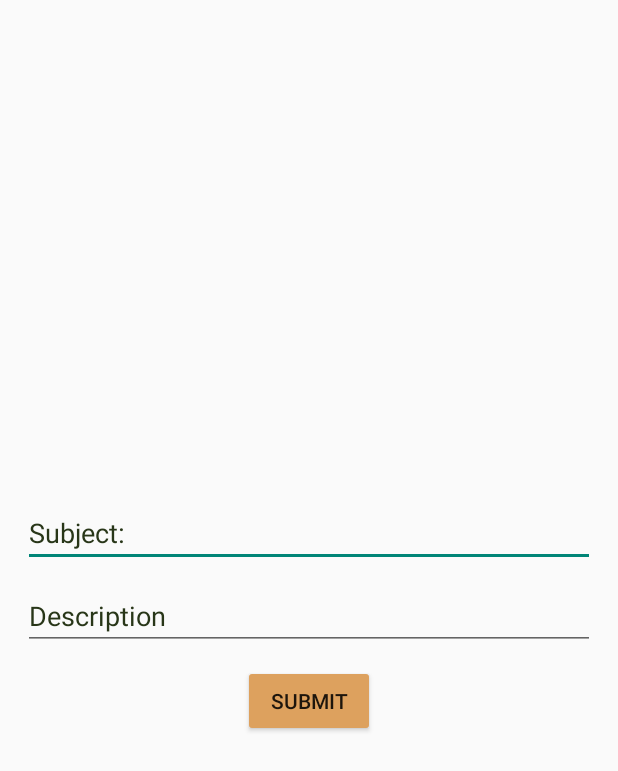
After one commit to Raymond123/Mealer-App, an Android app: the layout complaint_popup.xml on its own in the app's theme, with its tools: preview values and no code run, on a phone screen of 412 x 824 dp. The commit adds this screen. Shown: the top 771 px of the screen. Run offline under Robolectric (Android 15) with nearby library versions, the phone set to English and light mode, and no system bars.

Commit message:
added function to make complaints when on cook account page.

```diff
--- a/app/src/main/java/com/mealer/ui/ClientHomePage.java
+++ b/app/src/main/java/com/mealer/ui/ClientHomePage.java
@@ -44,10 +44,6 @@ public class ClientHomePage extends AppCompatActivity implements OnFragmentInter
 
     @Override
     public void changeFragment(Bundle args, int id) {
-        if(id == 0){
-
-        }else {
-            navController.navigate(id, args);
-        }
+        navController.navigate(id, args);
     }
 }
--- /dev/null
+++ b/app/src/main/res/layout/complaint_popup.xml
@@ -0,0 +1,43 @@
+<?xml version="1.0" encoding="utf-8"?>
+<LinearLayout xmlns:android="http://schemas.android.com/apk/res/android"
+    xmlns:tools="http://schemas.android.com/tools"
+    android:layout_width="match_parent"
+    android:layout_height="match_parent"
+    android:baselineAligned="false"
+    android:gravity="center"
+    android:orientation="vertical"
+    android:layout_marginStart="15dp"
+    android:layout_marginEnd="15dp">
+
+    <EditText
+        android:id="@+id/complaintSubjectP"
+        android:layout_width="match_parent"
+        android:layout_height="wrap_content"
+        android:textColorHint="@color/darkGreen"
+        android:textColor="@color/darkGreen"
+        android:ems="10"
+        android:inputType="textPersonName"
+        android:hint="@string/subject"
+        android:autofillHints=""
+        android:layout_marginBottom="10dp"/>
+
+    <EditText
+        android:id="@+id/complaintDescriptionP"
+        android:layout_width="match_parent"
+        android:layout_height="wrap_content"
+        android:textColorHint="@color/darkGreen"
+        android:textColor="@color/darkGreen"
+        android:ems="10"
+        android:gravity="start|top"
+        android:inputType="textMultiLine"
+        android:hint="@string/description"
+        android:autofillHints=""
+        android:layout_marginBottom="10dp"/>
+
+    <Button
+        android:id="@+id/complaintSubmit"
+        android:layout_width="wrap_content"
+        android:layout_height="wrap_content"
+        android:backgroundTint="@color/lightBrown"
+        android:text="@string/submit" />
+</LinearLayout>
```
Also changed, not shown: app/src/main/java/com/mealer/ui/ui/account/AccountPageFragment.java (+110 -10 lines), app/src/main/res/layout/fragment_account_page.xml (+13 -0 lines).
